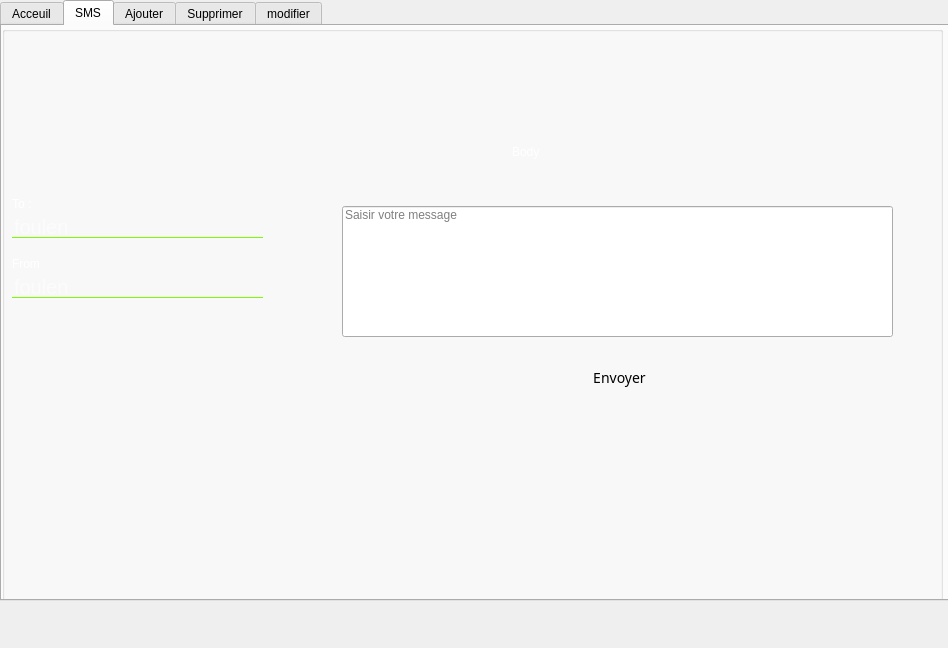
This is employes.ui in Hamoda73/Projet_Smart_rdi_center as Qt 5 draws it before an edit. The edited form follows.
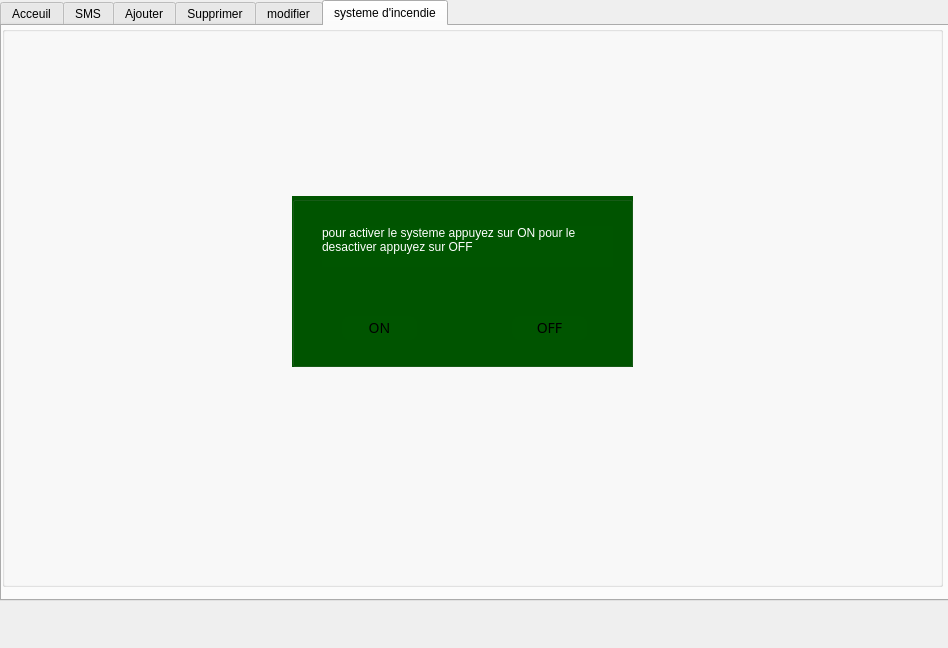
This is the edited form. Icons and pictures are not drawn.

```diff
--- a/employes.ui
+++ b/employes.ui
@@ -31,7 +31,7 @@
 </string>
    </property>
    <property name="currentIndex">
-    <number>1</number>
+    <number>5</number>
    </property>
    <widget class="QWidget" name="tab">
     <property name="styleSheet">
@@ -420,47 +420,6 @@
        <string>To :</string>
       </property>
      </widget>
-     <widget class="QLabel" name="label_19">
-      <property name="geometry">
-       <rect>
-        <x>10</x>
-        <y>230</y>
-        <width>141</width>
-        <height>16</height>
-       </rect>
-      </property>
-      <property name="styleSheet">
-       <string notr="true">color: rgb(255, 255, 255);</string>
-      </property>
-      <property name="text">
-       <string>From</string>
-      </property>
-     </widget>
-     <widget class="QLineEdit" name="le_nom_4">
-      <property name="geometry">
-       <rect>
-        <x>10</x>
-        <y>250</y>
-        <width>251</width>
-        <height>22</height>
-       </rect>
-      </property>
-      <property name="styleSheet">
-       <string notr="true">background-color: rgb(255, 255, 255);
-
-background:transparent;
-border:none;
-border-bottom:1px solid #7CFC00;
-font-size:20px;
-color:white</string>
-      </property>
-      <property name="text">
-       <string/>
-      </property>
-      <property name="placeholderText">
-       <string>foulen</string>
-      </property>
-     </widget>
      <widget class="QLabel" name="label_12">
       <property name="geometry">
        <rect>
@@ -1451,6 +1410,149 @@
      </widget>
     </widget>
    </widget>
+   <widget class="QWidget" name="tab_6">
+    <attribute name="title">
+     <string>systeme d'incendie</string>
+    </attribute>
+    <widget class="QGroupBox" name="groupBox_4">
+     <property name="geometry">
+      <rect>
+       <x>0</x>
+       <y>0</y>
+       <width>941</width>
+       <height>561</height>
+      </rect>
+     </property>
+     <property name="styleSheet">
+      <string notr="true">#groupBox_4{background-image: url(:/img/rsz back2.jpg);}</string>
+     </property>
+     <property name="title">
+      <string/>
+     </property>
+     <widget class="QGroupBox" name="groupBox_12">
+      <property name="geometry">
+       <rect>
+        <x>290</x>
+        <y>170</y>
+        <width>341</width>
+        <height>171</height>
+       </rect>
+      </property>
+      <property name="styleSheet">
+       <string notr="true">background-color: rgb(0, 0, 0);
+background-color: rgb(0, 170, 0);
+background-color: rgb(0, 85, 0);</string>
+      </property>
+      <property name="title">
+       <string/>
+      </property>
+      <widget class="QPushButton" name="pb_ON">
+       <property name="geometry">
+        <rect>
+         <x>50</x>
+         <y>120</y>
+         <width>75</width>
+         <height>24</height>
+        </rect>
+       </property>
+       <property name="styleSheet">
+        <string notr="true">*{
+ font-family:century gothic;
+   font-size:14px;
+}
+
+QFrame
+{
+ 	 
+}
+QPushButton
+{
+
+	
+	background-image: url(:/img/white.jpg);
+}
+QPushButton
+{
+ border-radius:8px;
+}
+QPushButton:hover
+{
+color:rgb(255,255,255);
+ 
+border-radius:10px;
+background:#3CB043;
+}</string>
+       </property>
+       <property name="text">
+        <string>ON</string>
+       </property>
+      </widget>
+      <widget class="QPushButton" name="pb_OFF">
+       <property name="geometry">
+        <rect>
+         <x>220</x>
+         <y>120</y>
+         <width>75</width>
+         <height>24</height>
+        </rect>
+       </property>
+       <property name="styleSheet">
+        <string notr="true">*{
+ font-family:century gothic;
+   font-size:14px;
+}
+
+QFrame
+{
+ 	 
+}
+QPushButton
+{
+
+	
+	background-image: url(:/img/white.jpg);
+}
+QPushButton
+{
+ border-radius:8px;
+}
+QPushButton:hover
+{
+color:rgb(255,255,255);
+ 
+border-radius:10px;
+background:#3CB043;
+}</string>
+       </property>
+       <property name="text">
+        <string>OFF</string>
+       </property>
+      </widget>
+      <widget class="QLabel" name="label_ard">
+       <property name="geometry">
+        <rect>
+         <x>30</x>
+         <y>30</y>
+         <width>291</width>
+         <height>41</height>
+        </rect>
+       </property>
+       <property name="styleSheet">
+        <string notr="true">color: rgb(255, 255, 255);</string>
+       </property>
+       <property name="text">
+        <string>pour activer le systeme appuyez sur ON pour le desactiver appuyez sur OFF</string>
+       </property>
+       <property name="alignment">
+        <set>Qt::AlignLeading|Qt::AlignLeft|Qt::AlignTop</set>
+       </property>
+       <property name="wordWrap">
+        <bool>true</bool>
+       </property>
+      </widget>
+     </widget>
+    </widget>
+   </widget>
   </widget>
  </widget>
  <resources/>
```
